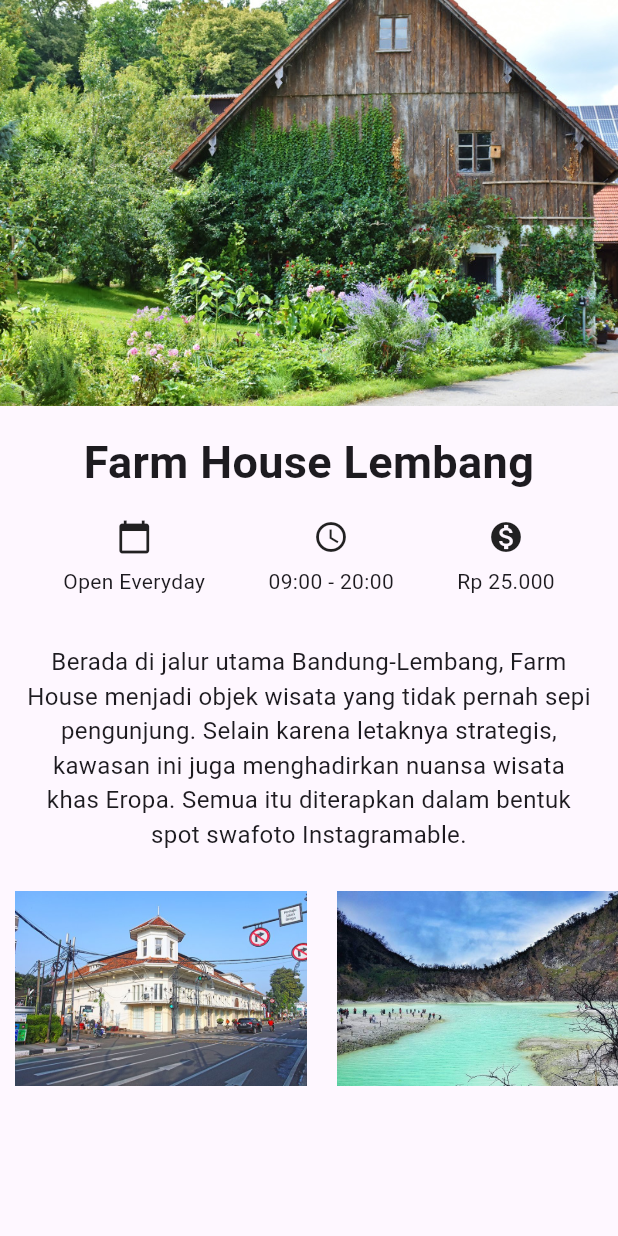
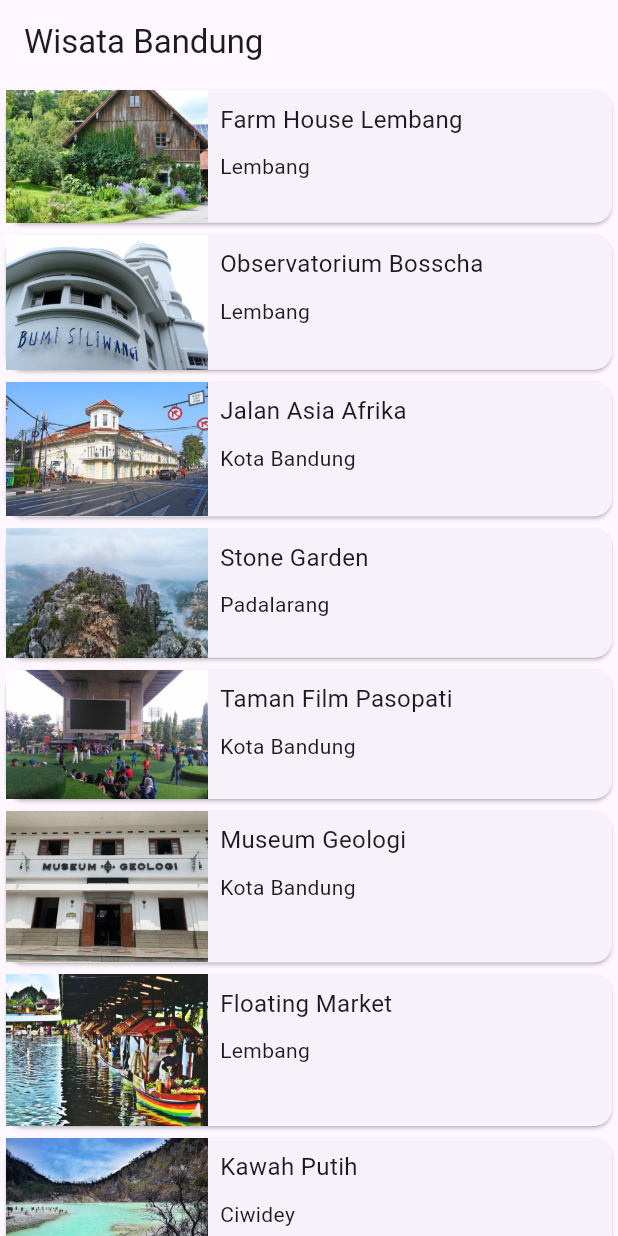
Before and after one commit to zumaku/flutter_journery, a Flutter app: the screen it shows after launch, on a phone screen of 412 x 824 dp. Run offline on Flutter 3.47's test engine with Material 3 defaults, Android fonts, the light colour scheme and no system bars.

Commit message:
Selesaikan aplikasi  wisata bandung

```diff
--- a/lib/detail.screen.dart
+++ /dev/null
@@ -1,92 +0,0 @@
-import 'package:flutter/material.dart';
-
-class DetailScreen extends StatelessWidget {
-  const DetailScreen({Key? key}) : super(key: key);
-
-  @override
-  Widget build(BuildContext context) {
-    return Scaffold(
-      body: SafeArea(
-        child: SingleChildScrollView(
-          child: Column(
-            crossAxisAlignment: CrossAxisAlignment.stretch,
-            children: <Widget>[
-              Image.asset("imgs/farm-house.jpg"),
-              Container(
-                margin: const EdgeInsets.only(top: 16.0),
-                child: const Text(
-                  'Farm House Lembang',
-                  textAlign: TextAlign.center,
-                  style: TextStyle(
-                    fontSize: 30.0,
-                    fontWeight: FontWeight.bold,
-                  ),
-                ),
-              ),
-              Container(
-                margin: const EdgeInsets.symmetric(vertical: 16.0),
-                child: const Row(
-                  mainAxisAlignment: MainAxisAlignment.spaceEvenly,
-                  children: <Widget>[
-                    Column(
-                      children: <Widget>[
-                        Icon(Icons.calendar_today),
-                        SizedBox(height: 8.0),
-                        Text('Open Everyday'),
-                      ],
-                    ),
-                    Column(
-                      children: <Widget>[
-                        Icon(Icons.access_time),
-                        SizedBox(height: 8.0),
-                        Text('09:00 - 20:00')
-                      ],
-                    ),
-                    Column(
-                      children: <Widget>[
-                        Icon(Icons.monetization_on),
-                        SizedBox(height: 8.0),
-                        Text('Rp 25.000'),
-                      ],
-                    )
-                  ],
-                ),
-              ),
-              Container(
-                padding: const EdgeInsets.all(16.0),
-                child: const Text(
-                  'Berada di jalur utama Bandung-Lembang, Farm House menjadi objek wisata yang tidak pernah sepi pengunjung. Selain karena letaknya strategis, kawasan ini juga menghadirkan nuansa wisata khas Eropa. Semua itu diterapkan dalam bentuk spot swafoto Instagramable.',
-                  textAlign: TextAlign.center,
-                  style: TextStyle(fontSize: 16.0),
-                ),
-              ),
-              SingleChildScrollView(
-                scrollDirection: Axis.horizontal,
-                child: Row(
-                  children: [
-                    Container(
-                      height: 150,
-                      padding: EdgeInsets.all(10),
-                      child: Image.asset("imgs/jalan-asia-afrika.jpg"),
-                    ),
-                    Container(
-                      height: 150,
-                      padding: EdgeInsets.all(10),
-                      child: Image.asset("imgs/kawah-putih.jpg"),
-                    ),
-                    Container(
-                      height: 150,
-                      padding: EdgeInsets.all(10),
-                      child: Image.asset("imgs/ranca-upas.jpg"),
-                    ),
-                  ],
-                ),
-              ),
-
-            ],
-          ),
-        )
-      ),
-    );
-  }
-}
--- /dev/null
+++ b/lib/detail_screen.dart
@@ -0,0 +1,152 @@
+import 'package:flutter/material.dart';
+import 'package:flutter_application/models/tourism_place.dart';
+
+var informationTextStyle = const TextStyle(fontFamily: 'Oxygen');
+
+class DetailScreen extends StatelessWidget {
+  final TourismPlace place;
+
+  const DetailScreen({Key? key, required this.place}) : super(key: key);
+
+  @override
+  Widget build(BuildContext context) {
+    return Scaffold(
+      body: SingleChildScrollView(
+        child: Column(
+          crossAxisAlignment: CrossAxisAlignment.stretch,
+          children: <Widget>[
+            Stack(
+              children: <Widget>[
+                Image.asset(place.imageAsset),
+                SafeArea(
+                  child: Padding(
+                    padding: const EdgeInsets.all(8.0),
+                    child: Row(
+                      mainAxisAlignment: MainAxisAlignment.spaceBetween,
+                      children: [
+                        CircleAvatar(
+                          backgroundColor: Colors.grey,
+                          child: IconButton(
+                            icon: const Icon(
+                              Icons.arrow_back,
+                              color: Colors.white,
+                            ),
+                            onPressed: () {
+                              Navigator.pop(context);
+                            },
+                          ),
+                        ),
+                        const FavoriteButton(),
+                      ],
+                    ),
+                  ),
+                ),
+              ],
+            ),
+            Container(
+              margin: const EdgeInsets.only(top: 16.0),
+              child: Text(
+                place.name,
+                textAlign: TextAlign.center,
+                style: const TextStyle(
+                  fontSize: 30.0,
+                  fontFamily: 'Staatliches',
+                ),
+              ),
+            ),
+            Container(
+              margin: const EdgeInsets.symmetric(vertical: 16.0),
+              child: Row(
+                mainAxisAlignment: MainAxisAlignment.spaceEvenly,
+                children: <Widget>[
+                  Column(
+                    children: <Widget>[
+                      const Icon(Icons.calendar_today),
+                      const SizedBox(height: 8.0),
+                      Text(
+                        place.openDays,
+                        style: informationTextStyle,
+                      ),
+                    ],
+                  ),
+                  Column(
+                    children: <Widget>[
+                      const Icon(Icons.access_time),
+                      const SizedBox(height: 8.0),
+                      Text(
+                        place.openTime,
+                        style: informationTextStyle,
+                      ),
+                    ],
+                  ),
+                  Column(
+                    children: <Widget>[
+                      const Icon(Icons.monetization_on),
+                      const SizedBox(height: 8.0),
+                      Text(
+                        place.ticketPrice,
+                        style: informationTextStyle,
+                      ),
+                    ],
+                  ),
+                ],
+              ),
+            ),
+            Container(
+              padding: const EdgeInsets.all(16.0),
+              child: Text(
+                place.description,
+                textAlign: TextAlign.center,
+                style: const TextStyle(
+                  fontSize: 16.0,
+                  fontFamily: 'Oxygen',
+                ),
+              ),
+            ),
+            SizedBox(
+              height: 150,
+              child: ListView(
+                scrollDirection: Axis.horizontal,
+                children: place.imageUrls.map((url) {
+                  return Padding(
+                    padding: const EdgeInsets.all(4.0),
+                    child: ClipRRect(
+                      borderRadius: BorderRadius.circular(10),
+                      child: Image.network(url),
+                    ),
+                  );
+                }).toList(),
+              ),
+            ),
+          ],
+        ),
+      ),
+    );
+  }
+}
+
+class FavoriteButton extends StatefulWidget {
+  const FavoriteButton({Key? key}) : super(key: key);
+
+  @override
+  _FavoriteButtonState createState() => _FavoriteButtonState();
+}
+
+class _FavoriteButtonState extends State<FavoriteButton> {
+  bool isFavorite = false;
+
+  @override
+  Widget build(BuildContext context) {
+    return IconButton(
+      icon: Icon(
+        isFavorite ? Icons.favorite : Icons.favorite_border,
+        color: Colors.red,
+      ),
+      onPressed: () {
+        setState(() {
+          isFavorite = !isFavorite;
+        });
+      },
+    );
+  }
+}
--- a/lib/main.dart
+++ b/lib/main.dart
@@ -1,5 +1,5 @@
 import 'package:flutter/material.dart';
-import 'package:flutter_application/detail.screen.dart';
+import 'package:flutter_application/main_screen.dart';
 
 void main() => runApp(const MyApp());
 
@@ -11,7 +11,7 @@
     return MaterialApp(
       title: 'Wisata Bandung',
       theme: ThemeData(),
-      home: const DetailScreen(),
+      home: MainScreen(),
     );
   }
 }
--- /dev/null
+++ b/lib/main_screen.dart
@@ -0,0 +1,59 @@
+import 'package:flutter/material.dart';
+import 'package:flutter_application/detail_screen.dart';
+import 'package:flutter_application/models/tourism_place.dart';
+
+class MainScreen extends StatelessWidget {
+  const MainScreen({Key? key}) : super(key: key);
+
+  @override
+  Widget build(BuildContext context) {
+    return Scaffold(
+      appBar: AppBar(
+        title: const Text('Wisata Bandung'),
+      ),
+      body: ListView.builder(
+        itemBuilder: (context, index) {
+          final TourismPlace place = tourismPlaceList[index];
+          return InkWell(
+            onTap: () {
+              Navigator.push(context, MaterialPageRoute(builder: (context) {
+                return DetailScreen(place: place);
+              }));
+            },
+            child: Card(
+              child: Row(
+                crossAxisAlignment: CrossAxisAlignment.start,
+                children: <Widget>[
+                  Expanded(
+                    flex: 1,
+                    child: Image.asset(place.imageAsset),
+                  ),
+                  Expanded(
+                    flex: 2,
+                    child: Padding(
+                      padding: const EdgeInsets.all(8.0),
+                      child: Column(
+                        crossAxisAlignment: CrossAxisAlignment.start,
+                        children: <Widget>[
+                          Text(
+                            place.name,
+                            style: const TextStyle(fontSize: 16.0),
+                          ),
+                          const SizedBox(
+                            height: 10,
+                          ),
+                          Text(place.location),
+                        ],
+                      ),
+                    ),
+                  )
+                ],
+              ),
+            ),
+          );
+        },
+        itemCount: tourismPlaceList.length,
+      ),
+    );
+  }
+}
--- /dev/null
+++ b/lib/models/tourism_place.dart
@@ -0,0 +1,152 @@
+class TourismPlace {
+  String name;
+  String location;
+  String description;
+  String openDays;
+  String openTime;
+  String ticketPrice;
+  String imageAsset;
+  List<String> imageUrls;
+
+
+ //Constructor
+  TourismPlace({
+    required this.name,
+    required this.location,
+    required this.description,
+    required this.openDays,
+    required this.openTime,
+    required this.ticketPrice,
+    required this.imageAsset,
+    required this.imageUrls,
+  });
+}
+
+var tourismPlaceList = [
+  TourismPlace(
+    name: 'Farm House Lembang',
+    location: 'Lembang',
+    description: 'Berada di jalur utama Bandung-Lembang, Farm House menjadi objek wisata yang tidak pernah sepi pengunjung. Selain karena letaknya strategis, kawasan ini juga menghadirkan nuansa wisata khas Eropa. Semua itu diterapkan dalam bentuk spot swafoto Instagramable.',
+    openDays: 'Open Everyday',
+    openTime: '09:00 - 20:00',
+    ticketPrice: 'Rp 25000',
+    imageAsset: 'images/farm-house.jpg',
+    imageUrls: [
+      'https://media-cdn.tripadvisor.com/media/photo-s/0d/7c/59/70/farmhouse-lembang.jpg',
+      'https://media-cdn.tripadvisor.com/media/photo-w/13/f0/22/f6/photo3jpg.jpg',
+      'https://media-cdn.tripadvisor.com/media/photo-m/1280/16/a9/33/43/liburan-di-farmhouse.jpg'
+    ],
+  ),
+  TourismPlace(
+    name: 'Observatorium Bosscha',
+    location: 'Lembang',
+    description: 'Memiliki beberapa teleskop, antara lain, Refraktor Ganda Zeiss, Schmidt Bimasakti, Refraktor Bamberg, Cassegrain GOTO, dan Teleskop Surya. Refraktor Ganda Zeiss adalah jenis teleskop terbesar untuk meneropong bintang. Benda ini diletakkan pada atap kubah sehingga saat teropong digunakan, atap tersebut harus dibuka. Observatorium Bosscha boleh dikunjungi oleh siapa pun, tanpa tiket. Namun, bagi yang ingin menggunakan teleskop Zeiss, wajib mendaftarkan diri. Untuk instansi atau lembaga pendidikan, diberikan jadwal hari Selasa sampai Jumat. Sementara itu, kunjungan individu dibuka setiap hari Sabtu.',
+    openDays: 'Open Tuesday - Saturday',
+    openTime: '09:00 - 14:30',
+    ticketPrice: 'Rp 20000',
+    imageAsset: 'images/bosscha.jpg',
+    imageUrls: [
+      'https://media-cdn.tripadvisor.com/media/photo-o/12/6b/63/0b/bosscha-observatory.jpg',
+      'https://media-cdn.tripadvisor.com/media/photo-p/0d/6a/88/9b/photo3jpg.jpg',
+      'https://media-cdn.tripadvisor.com/media/photo-o/11/3f/04/39/p-20171111-110220-largejpg.jpg',
+    ],
+  ),
+  TourismPlace(
+    name: 'Jalan Asia Afrika',
+    location: 'Kota Bandung',
+    description: 'Jalan Asia Afrika di Bandung memiliki kaitan yang sangat erat dengan pendirian kota Kembang ini. Karena pada saat itu, Gubernur Jenderal Herman Willem Deaendels dari Belanda menancapkan tongkatnya saat memerintahkan pendirian kota ini, yang kemudian diabadikan menjadi tugu Bandung Nol Kilometer.',
+    openDays: 'Open Everyday',
+    openTime: '24 hours',
+    ticketPrice: 'Free',
+    imageAsset: 'images/jalan-asia-afrika.jpg',
+    imageUrls: [
+      'https://media-cdn.tripadvisor.com/media/photo-o/0d/c2/e7/e6/quotes-kota-bandung.jpg',
+      'https://media-cdn.tripadvisor.com/media/photo-w/17/f4/44/01/jalan-asia-afrika.jpg',
+      'https://media-cdn.tripadvisor.com/media/photo-s/0a/ef/36/e2/jalan-asia-afrika.jpg',
+    ],
+  ),
+  TourismPlace(
+    name: 'Stone Garden',
+    location: 'Padalarang',
+    description: 'Stone Garden atau Taman Batu di Padalarang – Bandung ini adalah nama secara harafiah untuk apa yang akan kita lihat jika berada di sana. Hamparan batu yang artistik membuat kita merasa tidak sedang berada di Bandung, apalagi di Padalarang. Hamparan batu yang dimaksud bukan terhampar begitu saja di atas tanah luas yang menjadi permukaannya. Batu-batu besar yang ukuran pastinya bervariasi tersusun seperti memiliki suatu formasi matematis.',
+    openDays: 'Open Everyday',
+    openTime: '06:00 - 17:00',
+    ticketPrice: 'Rp 3000',
+    imageAsset: 'images/stone-garden.jpg',
+    imageUrls: [
+      'https://media-cdn.tripadvisor.com/media/photo-o/15/01/d7/4b/p-20180510-153310-01.jpg',
+      'https://media-cdn.tripadvisor.com/media/photo-w/15/68/00/32/stone-garden-citatah.jpg',
+      'https://media-cdn.tripadvisor.com/media/photo-o/0d/a2/cb/05/stone-garden-citatah.jpg',
+    ],
+  ),
+  TourismPlace(
+    name: 'Taman Film Pasopati',
+    location: 'Kota Bandung',
+    description: 'Menjadi salah satu tempat wisata di Bandung yang favorit, tentu Taman Film ini memiliki fasilitas cukup memadai. Pemberian fasilitas ini memiliki harapan para pengunjung akan merasa nyaman dan tak segan2 untuk kembali berkunjung terus menerus kesini. Beberapa fasilitas taman yang bisa kamu nikmati diantaranya seperti layar videotron besar berukuran 4×8 untuk memutar berbagai macam pilihan film seperti Film Indonesia, Bollywood, Korea, ataupun Indie Bandung.',
+    openDays: 'Open Everyday',
+    openTime: '24 hours',
+    ticketPrice: 'Free',
+    imageAsset: 'images/taman-film.jpg',
+    imageUrls: [
+      'https://media-cdn.tripadvisor.com/media/photo-o/08/8b/87/50/bandung-movie-park.jpg',
+      'https://media-cdn.tripadvisor.com/media/photo-o/17/67/d5/53/img-20190505-114509-largejpg.jpg',
+      'https://media-cdn.tripadvisor.com/media/photo-w/09/73/33/05/taman-film-pasopati.jpg',
+    ],
+  ),
+  TourismPlace(
+    name: 'Museum Geologi',
+    location: 'Kota Bandung',
+    description: 'Museum Geologi didirikan pada tanggal 16 Mei 1929. Museum ini telah direnovasi dengan dana bantuan dari JICA (Japan International Cooperation Agency). Setelah mengalami renovasi, Museum Geologi dibuka kembali dan diresmikan oleh Wakil Presiden RI, Megawati Soekarnoputri pada tanggal 23 Agustus 2000. Sebagai salah satu monumen bersejarah, museum berada di bawah perlindungan pemerintah dan merupakan peninggalan nasional. Dalam Museum ini, tersimpan dan dikelola materi-materi geologi yang berlimpah, seperti fosil, batuan, mineral. Kesemuanya itu dikumpulkan selama kerja lapangan di Indonesia sejak 1850.',
+    openDays: 'Open Saturday - Thursday',
+    openTime: '09:00 - 15:30',
+    ticketPrice: 'Rp 3000',
+    imageAsset: 'images/museum-geologi.jpg',
+    imageUrls: [
+      'https://media-cdn.tripadvisor.com/media/photo-w/19/1c/8e/f7/geology-museum.jpg',
+      'https://media-cdn.tripadvisor.com/media/photo-o/11/a7/35/b7/geology-museum.jpg',
+      'https://media-cdn.tripadvisor.com/media/photo-s/1a/55/e0/dc/geology-museum.jpg',
+    ],
+  ),
+  TourismPlace(
+    name: 'Floating Market',
+    location: 'Lembang',
+    description: 'Tempat wisata ini sepertinya memang ditujukan untuk wisata keluarga di Bandung. Di sini kita bisa menikmati suasana kawasan yang tertata rapi dan alami. Pada awalnya, floating market Lembang tidak begitu luas. Tapi sekarang sudah ekspansi dan memiliki banyak objek menarik baru. Nama floating market ini sepertinya merujuk pada stand tempat jualan makanan yang berada dalam perahu.',
+    openDays: 'Open Everyday',
+    openTime: '09:00 - 17:00',
+    ticketPrice: 'Rp 20000',
+    imageAsset: 'images/floating-market.png',
+    imageUrls: [
+      'https://media-cdn.tripadvisor.com/media/photo-o/17/f9/ff/f8/floating-market-bandung.jpg',
+      'https://media-cdn.tripadvisor.com/media/photo-p/1a/86/d3/cd/20200103-125059-largejpg.jpg',
+      'https://media-cdn.tripadvisor.com/media/photo-p/19/ce/b4/9b/img20181224120857-largejpg.jpg',
+    ],
+  ),
+  TourismPlace(
+    name: 'Kawah Putih',
+    location: 'Ciwidey',
+    description: 'Kawah Putih adalah tempat wisata di Bandung yang paling terkenal. Berlokasi di Ciwidey, Jawa Barat, kurang lebih sekitar 50 KM arah selatan kota Bandung, Kawah Putih adalah sebuah danau yang terbentuk akibat dari letusan Gunung Patuha. Sesuai dengan namanya, tanah yang ada di kawasan ini berwarna putih akibat dari pencampuran unsur belerang.',
+    openDays: 'Open Everyday',
+    openTime: '07:00 - 17:00',
+    ticketPrice: 'Rp 15000',
+    imageAsset: 'images/kawah-putih.jpg',
+    imageUrls: [
+      'https://media-cdn.tripadvisor.com/media/photo-o/0b/6e/7c/ce/rocks-sticking-out-of.jpg',
+      'https://media-cdn.tripadvisor.com/media/photo-p/0b/35/30/14/white-crater.jpg',
+      'https://media-cdn.tripadvisor.com/media/photo-o/0a/8b/9a/79/2945-t00572-www-initempatwisat.jpg',
+    ],
+  ),
+  TourismPlace(
+    name: 'Ranca Upas',
+    location: 'Ciwidey',
+    description: 'Ranca Upas Ciwidey adalah kawasan bumi perkemahan di bawah pengelolaan perhutani. Tempat ini berada di kawasan wisata Bandung Selatan, satu lokasi dengan kawah putih, kolam Cimanggu dan situ Patenggang. Banyak hal yang bisa dilakukan di kawasan wisata ini, seperti berkemah, berinteraksi dengan rusa, sampai bermain di water park dan mandi air panas.',
+    openDays: 'Open Everyday',
+    openTime: '24 hours',
+    ticketPrice: 'Rp 20000',
+    imageAsset: 'images/ranca-upas.jpg',
+    imageUrls: [
+      'https://media-cdn.tripadvisor.com/media/photo-o/1a/e0/7f/9c/kampung-cai-ranca-upas.jpg',
+      'https://media-cdn.tripadvisor.com/media/photo-w/13/ee/2f/87/ranca-upas.jpg',
+      'https://media-cdn.tripadvisor.com/media/photo-w/13/ee/27/0a/ranca-upas.jpg',
+    ],
+  ),
+];
--- a/pubspec.yaml
+++ b/pubspec.yaml
@@ -60,7 +60,7 @@
 
   # To add assets to your application, add an assets section, like this:
   assets:
-    - imgs/
+    - images/
 
   # An image asset can refer to one or more resolution-specific "variants", see
   # https://flutter.dev/assets-and-images/#resolution-aware
```
Also changed, not shown: images/bosscha.jpg (renamed from imgs/bosscha.jpg), images/farm-house.jpg (renamed from imgs/farm-house.jpg), images/floating-market.png (renamed from imgs/floating-market.png), images/jalan-asia-afrika.jpg (renamed from imgs/jalan-asia-afrika.jpg), images/kawah-putih.jpg (renamed from imgs/kawah-putih.jpg), images/museum-geologi.jpg (renamed from imgs/museum-geologi.jpg), images/ranca-upas.jpg (renamed from imgs/ranca-upas.jpg), images/stone-garden.jpg (renamed from imgs/stone-garden.jpg), images/taman-film.jpg (renamed from imgs/taman-film.jpg).
